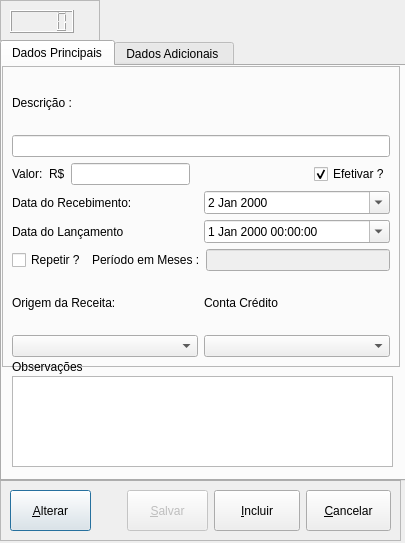
This is ui/CadReceita.ui in Locked666/My-Finance-QtDesigner as Qt 5 draws it before an edit. The edited form follows.
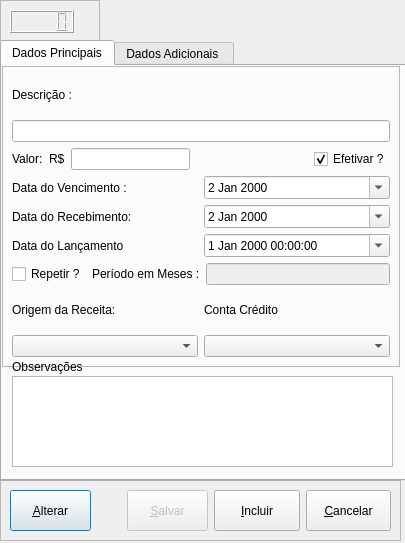
This is the edited form.

```diff
--- a/ui/CadReceita.ui
+++ b/ui/CadReceita.ui
@@ -265,6 +265,31 @@
         </item>
        </layout>
       </item>
+      <item>
+       <layout class="QHBoxLayout" name="horizontalLayout_22">
+        <item>
+         <widget class="QLabel" name="label_22">
+          <property name="text">
+           <string>Data do Vencimento :</string>
+          </property>
+         </widget>
+        </item>
+        <item>
+         <widget class="QDateEdit" name="dateEdit_4">
+          <property name="calendarPopup">
+           <bool>true</bool>
+          </property>
+          <property name="date">
+           <date>
+            <year>2000</year>
+            <month>1</month>
+            <day>2</day>
+           </date>
+          </property>
+         </widget>
+        </item>
+       </layout>
+      </item>
       <item>
        <layout class="QHBoxLayout" name="horizontalLayout_18">
         <item>
```
